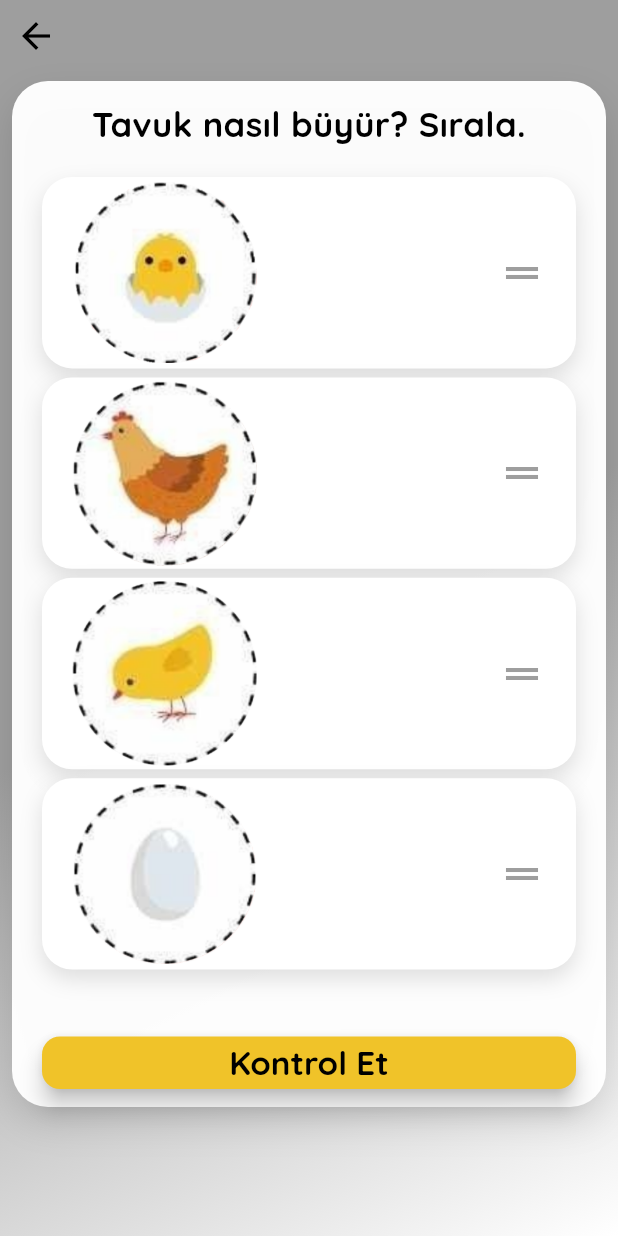
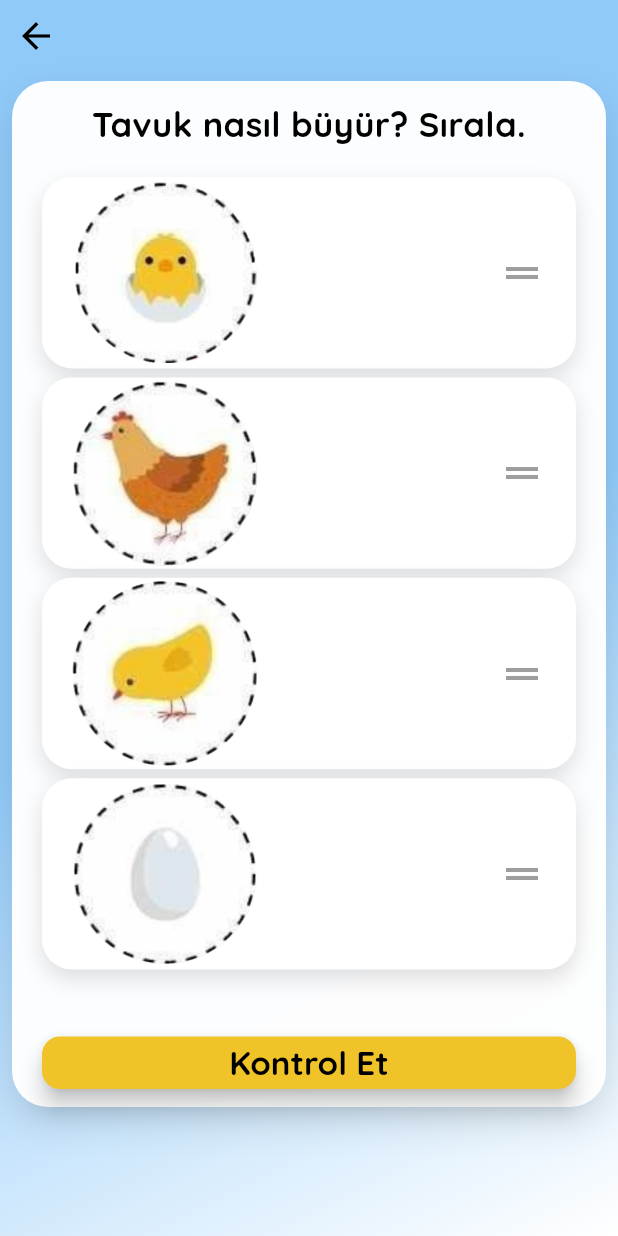
Before and after one commit to fzeynepgoren/Dixlearning, a Flutter app: the Asama3Soru1 screen opened directly, after a tap on the "arrow back" icon, on a phone screen of 412 x 824 dp. Run offline on Flutter 3.47's test engine with Material 3 defaults, Android fonts, the phone set to English and light mode, and no system bars; our stand-ins replace audioplayers, fluentui_system_icons, flutter_animate, flutter_switch, google_fonts, shared_preferences; accounts and stored records are empty.

Commit message:
Soruların arka planı mavi oldu.

```diff
--- a/lib/SIRALAMA_SORULARI/Asama3/soru1.dart
+++ b/lib/SIRALAMA_SORULARI/Asama3/soru1.dart
@@ -99,25 +99,22 @@ class _Asama3Soru1State extends State<Asama3Soru1>
     final isEnglish = Provider.of<LanguageProvider>(context).isEnglish;
     final screenSize = MediaQuery.of(context).size;
     final screenWidth = screenSize.width;
-    final screenHeight = screenSize.height;
     final imageSize = MediaQuery.of(context).size.width * 0.3;
-    final dropSize = screenWidth * 0.28;
-    final gap = screenWidth * 0.04;
 
     return WillPopScope(
       onWillPop: () async => false,
       child: Scaffold(
         body: Container(
-          decoration: const BoxDecoration(
+          decoration: BoxDecoration( // 'const' kaldırıldı
             gradient: LinearGradient(
               begin: Alignment.topLeft,
               end: Alignment.bottomRight,
               colors: [
-                Colors.grey,
-                Colors.grey,
-                Color(0xffffffff),
+                Colors.blue.shade200,
+                Colors.blue.shade200,
+                const Color(0xffffffff),
               ],
-              stops: [0.0, 0.5, 1.0],
+              stops: const [0.0, 0.5, 1.0], // Buraya `const` eklendi
             ),
           ),
           child: SafeArea(
--- a/lib/SIRALAMA_SORULARI/Asama3/soru2.dart
+++ b/lib/SIRALAMA_SORULARI/Asama3/soru2.dart
@@ -110,16 +110,16 @@ class _Asama3Soru2State extends State<Asama3Soru2>
       onWillPop: () async => false,
       child: Scaffold(
         body: Container(
-          decoration: const BoxDecoration(
+          decoration: BoxDecoration( // 'const' kaldırıldı
             gradient: LinearGradient(
               begin: Alignment.topLeft,
               end: Alignment.bottomRight,
               colors: [
-                Colors.grey,
-                Colors.grey,
-                Color(0xffffffff),
+                Colors.blue.shade200,
+                Colors.blue.shade200,
+                const Color(0xffffffff),
               ],
-              stops: [0.0, 0.5, 1.0],
+              stops: const [0.0, 0.5, 1.0], // Buraya `const` eklendi
             ),
           ),
           child: SafeArea(
```
Also changed, not shown: lib/SIRALAMA_SORULARI/Asama3/soru3.dart (+5 -5 lines), lib/SIRALAMA_SORULARI/Asama3/soru4.dart (+5 -5 lines), lib/SIRALAMA_SORULARI/Asama3/soru5.dart (+5 -5 lines). Lines whose indentation alone changed are shown as unchanged.
